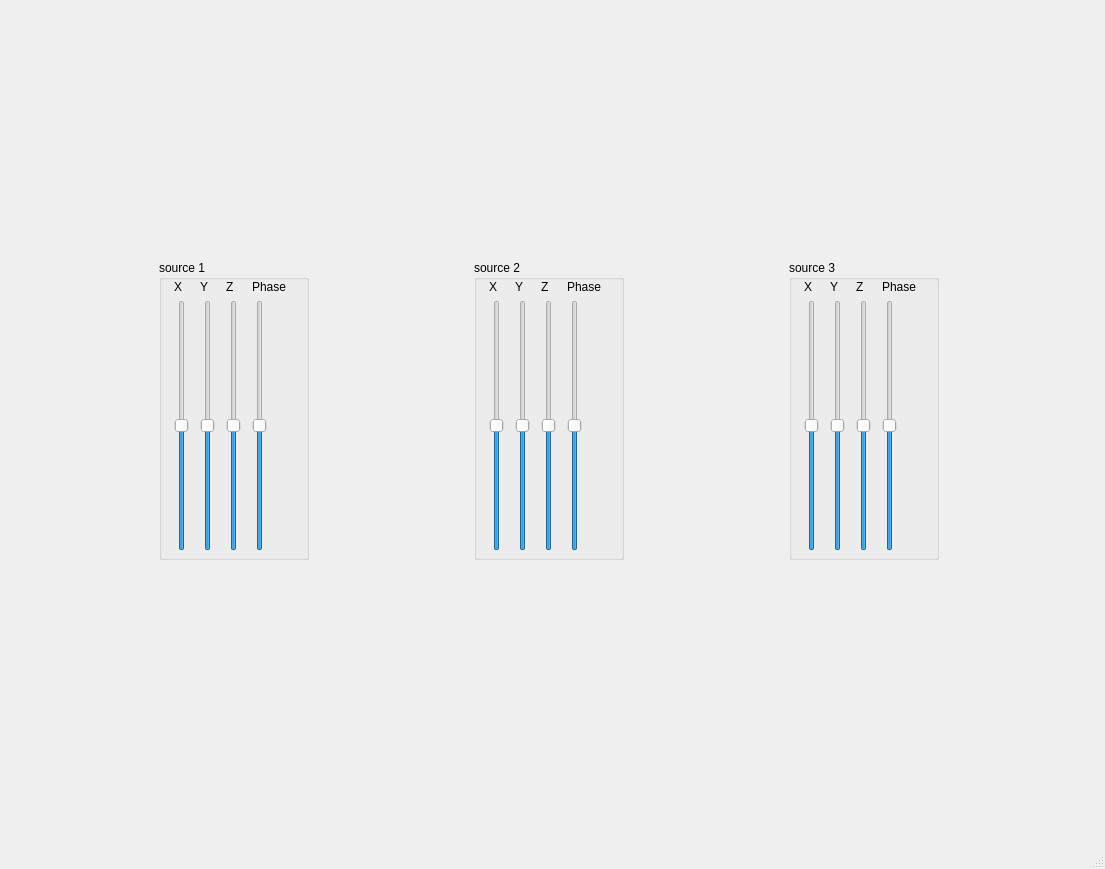
The window that main.ui (AlexTabur/interference) describes before a commit, drawn with Qt 5.
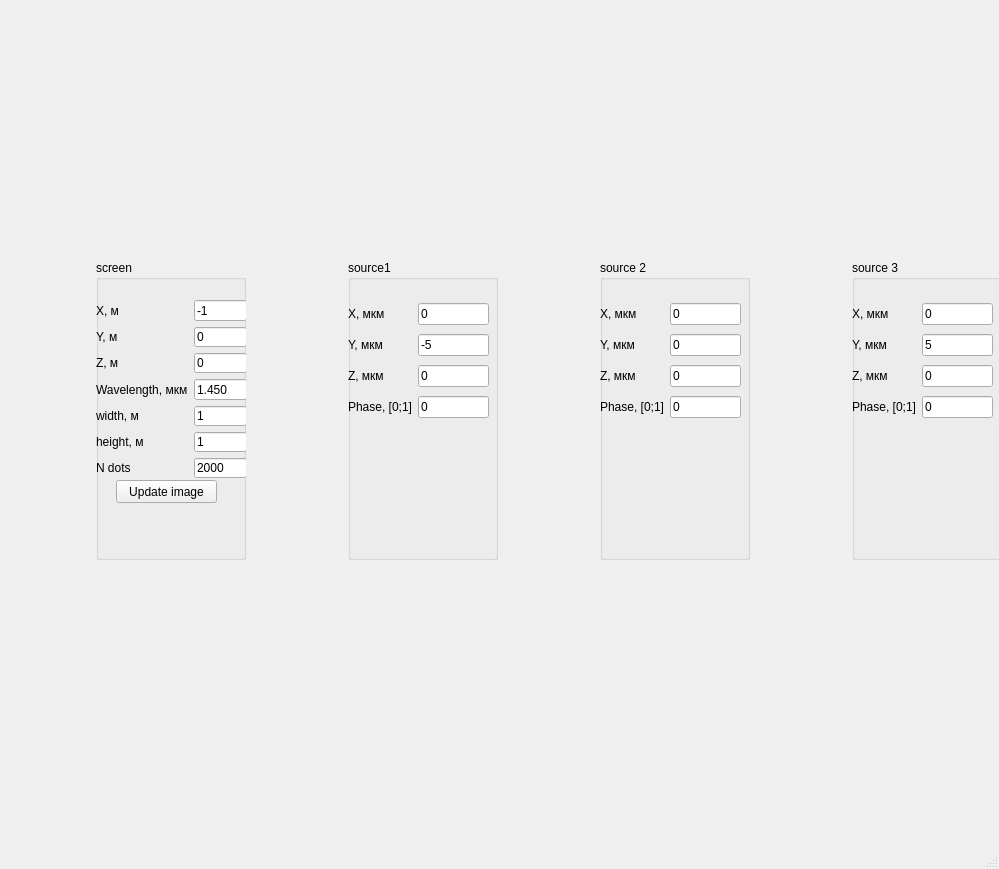
The same window after the commit.

The edit to the form file:
```diff
--- a/main.ui
+++ b/main.ui
@@ -6,7 +6,7 @@
    <rect>
     <x>0</x>
     <y>0</y>
-    <width>1105</width>
+    <width>999</width>
     <height>869</height>
    </rect>
   </property>
@@ -30,7 +30,7 @@
         <enum>QLayout::SetFixedSize</enum>
        </property>
        <item>
-        <widget class="QGroupBox" name="groupBox">
+        <widget class="QGroupBox" name="groupBox_4">
          <property name="sizePolicy">
           <sizepolicy hsizetype="Fixed" vsizetype="Fixed">
            <horstretch>0</horstretch>
@@ -44,133 +44,139 @@
           </size>
          </property>
          <property name="title">
-          <string>source 1</string>
+          <string>screen</string>
          </property>
-         <widget class="QWidget" name="horizontalLayoutWidget">
+         <widget class="QWidget" name="gridLayoutWidget">
           <property name="geometry">
            <rect>
-            <x>10</x>
-            <y>20</y>
-            <width>123</width>
-            <height>271</height>
+            <x>0</x>
+            <y>40</y>
+            <width>151</width>
+            <height>178</height>
            </rect>
           </property>
-          <layout class="QHBoxLayout" name="horizontalLayout">
-           <item>
-            <layout class="QVBoxLayout" name="verticalLayout">
-             <item>
+          <layout class="QGridLayout" name="gridLayout">
+           <item row="1" column="0">
+            <widget class="QLabel" name="label_2">
+             <property name="text">
+              <string>Y, м</string>
+             </property>
+            </widget>
+           </item>
+           <item row="0" column="0">
+            <widget class="QLabel" name="label_4">
+             <property name="text">
+              <string>X, м</string>
+             </property>
+            </widget>
+           </item>
+           <item row="1" column="1">
+            <widget class="QLineEdit" name="y0">
+             <property name="text">
+              <string>0</string>
+             </property>
+            </widget>
+           </item>
+           <item row="2" column="1">
+            <widget class="QLineEdit" name="z0">
+             <property name="text">
+              <string>0</string>
+             </property>
+            </widget>
+           </item>
+           <item row="2" column="0">
               <widget class="QLabel" name="label">
                <property name="text">
-                <string>X</string>
+              <string>Z, м</string>
                </property>
               </widget>
              </item>
-             <item>
-              <widget class="QSlider" name="x0">
-               <property name="minimum">
-                <number>-2000</number>
-               </property>
-               <property name="maximum">
-                <number>2000</number>
-               </property>
-               <property name="value">
-                <number>0</number>
-               </property>
-               <property name="orientation">
-                <enum>Qt::Vertical</enum>
-               </property>
-              </widget>
-             </item>
-            </layout>
-           </item>
-           <item>
-            <layout class="QVBoxLayout" name="verticalLayout_3">
-             <item>
+           <item row="3" column="1">
+            <widget class="QLineEdit" name="wavelength">
+             <property name="text">
+              <string>1.450</string>
+             </property>
+            </widget>
+           </item>
+           <item row="4" column="0">
               <widget class="QLabel" name="label_3">
                <property name="text">
-                <string>Y</string>
+              <string>width, м</string>
                </property>
               </widget>
              </item>
-             <item>
-              <widget class="QSlider" name="y0">
-               <property name="minimum">
-                <number>-2000</number>
-               </property>
-               <property name="maximum">
-                <number>2000</number>
-               </property>
-               <property name="value">
-                <number>0</number>
-               </property>
-               <property name="orientation">
-                <enum>Qt::Vertical</enum>
-               </property>
-              </widget>
-             </item>
-            </layout>
-           </item>
-           <item>
-            <layout class="QVBoxLayout" name="verticalLayout_4">
-             <item>
-              <widget class="QLabel" name="label_4">
+           <item row="6" column="0">
+            <widget class="QLabel" name="label_31">
+             <property name="text">
+              <string>N dots</string>
+             </property>
+            </widget>
+           </item>
+           <item row="0" column="1">
+            <widget class="QLineEdit" name="x0">
+             <property name="text">
+              <string>-1</string>
+             </property>
+            </widget>
+           </item>
+           <item row="3" column="0">
+            <widget class="QLabel" name="label_30">
+             <property name="text">
+              <string>Wavelength, мкм</string>
+             </property>
+            </widget>
+           </item>
+           <item row="4" column="1">
+            <widget class="QLineEdit" name="wh">
                <property name="text">
-                <string>Z</string>
+              <string>1</string>
                </property>
               </widget>
              </item>
-             <item>
-              <widget class="QSlider" name="z0">
-               <property name="minimum">
-                <number>-2000</number>
-               </property>
-               <property name="maximum">
-                <number>2000</number>
-               </property>
-               <property name="value">
-                <number>0</number>
-               </property>
-               <property name="orientation">
-                <enum>Qt::Vertical</enum>
-               </property>
-              </widget>
-             </item>
-            </layout>
-           </item>
-           <item>
-            <layout class="QVBoxLayout" name="verticalLayout_2">
-             <item>
-              <widget class="QLabel" name="label_2">
+           <item row="6" column="1">
+            <widget class="QLineEdit" name="ndots">
+             <property name="text">
+              <string>2000</string>
+             </property>
+            </widget>
+           </item>
+           <item row="5" column="0">
+            <widget class="QLabel" name="label_29">
                <property name="text">
-                <string>Phase</string>
+              <string>height, м</string>
                </property>
               </widget>
              </item>
-             <item>
-              <widget class="QSlider" name="p0">
-               <property name="minimum">
-                <number>-2000</number>
-               </property>
-               <property name="maximum">
-                <number>2000</number>
-               </property>
-               <property name="orientation">
-                <enum>Qt::Vertical</enum>
-               </property>
+           <item row="5" column="1">
+            <widget class="QLineEdit" name="wh_2">
+             <property name="text">
+              <string>1</string>
+             </property>
               </widget>
              </item>
             </layout>
-           </item>
-          </layout>
          </widget>
-        </widget>
+         <widget class="QPushButton" name="updateImage">
+          <property name="geometry">
+           <rect>
+            <x>20</x>
+            <y>220</y>
+            <width>101</width>
+            <height>23</height>
+           </rect>
+          </property>
+          <property name="text">
+           <string>Update image</string>
+          </property>
+         </widget>
+        </widget>
        </item>
        <item>
-        <widget class="QGroupBox" name="groupBox_2">
+        <widget class="QGroupBox" name="groupBox">
          <property name="sizePolicy">
           <sizepolicy hsizetype="Fixed" vsizetype="Fixed">
-           <horstretch>1</horstretch>
-           <verstretch>1</verstretch>
+           <horstretch>0</horstretch>
+           <verstretch>0</verstretch>
           </sizepolicy>
          </property>
          <property name="minimumSize">
@@ -180,116 +186,73 @@
           </size>
          </property>
          <property name="title">
-          <string>source 2</string>
+          <string>source1</string>
          </property>
-         <widget class="QWidget" name="horizontalLayoutWidget_3">
+         <widget class="QWidget" name="gridLayoutWidget_7">
           <property name="geometry">
            <rect>
-            <x>10</x>
-            <y>20</y>
-            <width>123</width>
-            <height>271</height>
+            <x>0</x>
+            <y>40</y>
+            <width>141</width>
+            <height>121</height>
            </rect>
           </property>
-          <layout class="QHBoxLayout" name="horizontalLayout_3">
-           <item>
-            <layout class="QVBoxLayout" name="verticalLayout_9">
-             <item>
-              <widget class="QLabel" name="label_9">
+          <layout class="QGridLayout" name="gridLayout_7">
+           <item row="1" column="0">
+            <widget class="QLabel" name="label_25">
                <property name="text">
-                <string>X</string>
+              <string>Y, мкм</string>
                </property>
               </widget>
              </item>
-             <item>
-              <widget class="QSlider" name="x1">
-               <property name="minimum">
-                <number>-2000</number>
-               </property>
-               <property name="maximum">
-                <number>2000</number>
-               </property>
-               <property name="orientation">
-                <enum>Qt::Vertical</enum>
-               </property>
-              </widget>
-             </item>
-            </layout>
-           </item>
-           <item>
-            <layout class="QVBoxLayout" name="verticalLayout_10">
-             <item>
-              <widget class="QLabel" name="label_10">
+           <item row="3" column="0">
+            <widget class="QLabel" name="label_26">
+             <property name="text">
+              <string>Phase, [0;1]</string>
+             </property>
+            </widget>
+           </item>
+           <item row="2" column="0">
+            <widget class="QLabel" name="label_27">
                <property name="text">
-                <string>Y</string>
+              <string>Z, мкм</string>
                </property>
               </widget>
              </item>
-             <item>
-              <widget class="QSlider" name="y1">
-               <property name="minimum">
-                <number>-2000</number>
-               </property>
-               <property name="maximum">
-                <number>2000</number>
-               </property>
-               <property name="value">
-                <number>0</number>
-               </property>
-               <property name="orientation">
-                <enum>Qt::Vertical</enum>
-               </property>
-              </widget>
-             </item>
-            </layout>
-           </item>
-           <item>
-            <layout class="QVBoxLayout" name="verticalLayout_11">
-             <item>
-              <widget class="QLabel" name="label_11">
+           <item row="0" column="0">
+            <widget class="QLabel" name="label_28">
+             <property name="text">
+              <string>X, мкм</string>
+             </property>
+            </widget>
+           </item>
+           <item row="2" column="1">
+            <widget class="QLineEdit" name="z1">
                <property name="text">
-                <string>Z</string>
+              <string>0</string>
                </property>
               </widget>
              </item>
-             <item>
-              <widget class="QSlider" name="z1">
-               <property name="minimum">
-                <number>-2000</number>
-               </property>
-               <property name="maximum">
-                <number>2000</number>
-               </property>
-               <property name="orientation">
-                <enum>Qt::Vertical</enum>
-               </property>
-              </widget>
-             </item>
-            </layout>
-           </item>
-           <item>
-            <layout class="QVBoxLayout" name="verticalLayout_12">
-             <item>
-              <widget class="QLabel" name="label_12">
+           <item row="1" column="1">
+            <widget class="QLineEdit" name="y1">
+             <property name="text">
+              <string>-5</string>
+             </property>
+            </widget>
+           </item>
+           <item row="0" column="1">
+            <widget class="QLineEdit" name="x1">
                <property name="text">
-                <string>Phase</string>
+              <string>0</string>
                </property>
               </widget>
              </item>
-             <item>
-              <widget class="QSlider" name="p1">
-               <property name="minimum">
-                <number>-2000</number>
-               </property>
-               <property name="maximum">
-                <number>2000</number>
-               </property>
-               <property name="orientation">
-                <enum>Qt::Vertical</enum>
-               </property>
-              </widget>
-             </item>
-            </layout>
+           <item row="3" column="1">
+            <widget class="QLineEdit" name="p1">
+             <property name="text">
+              <string>0</string>
+             </property>
+            </widget>
            </item>
           </layout>
          </widget>
@@ -310,116 +273,160 @@
           </size>
          </property>
          <property name="title">
+          <string>source 2</string>
+         </property>
+         <widget class="QWidget" name="gridLayoutWidget_5">
+          <property name="geometry">
+           <rect>
+            <x>0</x>
+            <y>40</y>
+            <width>141</width>
+            <height>121</height>
+           </rect>
+          </property>
+          <layout class="QGridLayout" name="gridLayout_5">
+           <item row="1" column="0">
+            <widget class="QLabel" name="label_17">
+             <property name="text">
+              <string>Y, мкм</string>
+             </property>
+            </widget>
+           </item>
+           <item row="3" column="0">
+            <widget class="QLabel" name="label_18">
+             <property name="text">
+              <string>Phase, [0;1]</string>
+             </property>
+            </widget>
+           </item>
+           <item row="2" column="0">
+            <widget class="QLabel" name="label_19">
+             <property name="text">
+              <string>Z, мкм</string>
+             </property>
+            </widget>
+           </item>
+           <item row="0" column="0">
+            <widget class="QLabel" name="label_20">
+             <property name="text">
+              <string>X, мкм</string>
+             </property>
+            </widget>
+           </item>
+           <item row="2" column="1">
+            <widget class="QLineEdit" name="z2">
+             <property name="text">
+              <string>0</string>
+             </property>
+            </widget>
+           </item>
+           <item row="1" column="1">
+            <widget class="QLineEdit" name="y2">
+             <property name="text">
+              <string>0</string>
+             </property>
+            </widget>
+           </item>
+           <item row="0" column="1">
+            <widget class="QLineEdit" name="x2">
+             <property name="text">
+              <string>0</string>
+             </property>
+            </widget>
+           </item>
+           <item row="3" column="1">
+            <widget class="QLineEdit" name="p2">
+             <property name="text">
+              <string>0</string>
+             </property>
+            </widget>
+           </item>
+          </layout>
+         </widget>
+        </widget>
+       </item>
+       <item>
+        <widget class="QGroupBox" name="groupBox_2">
+         <property name="sizePolicy">
+          <sizepolicy hsizetype="Fixed" vsizetype="Fixed">
+           <horstretch>0</horstretch>
+           <verstretch>0</verstretch>
+          </sizepolicy>
+         </property>
+         <property name="minimumSize">
+          <size>
+           <width>150</width>
+           <height>300</height>
+          </size>
+         </property>
+         <property name="title">
           <string>source 3</string>
          </property>
-         <widget class="QWidget" name="horizontalLayoutWidget_4">
+         <widget class="QWidget" name="gridLayoutWidget_4">
           <property name="geometry">
            <rect>
-            <x>10</x>
-            <y>20</y>
-            <width>123</width>
-            <height>271</height>
+            <x>0</x>
+            <y>40</y>
+            <width>141</width>
+            <height>121</height>
            </rect>
           </property>
-          <layout class="QHBoxLayout" name="horizontalLayout_4">
-           <item>
-            <layout class="QVBoxLayout" name="verticalLayout_13">
-             <item>
+          <layout class="QGridLayout" name="gridLayout_4">
+           <item row="1" column="0">
               <widget class="QLabel" name="label_13">
                <property name="text">
-                <string>X</string>
+              <string>Y, мкм</string>
                </property>
               </widget>
              </item>
-             <item>
-              <widget class="QSlider" name="x2">
-               <property name="minimum">
-                <number>-2000</number>
-               </property>
-               <property name="maximum">
-                <number>2000</number>
-               </property>
-               <property name="orientation">
-                <enum>Qt::Vertical</enum>
-               </property>
-              </widget>
-             </item>
-            </layout>
-           </item>
-           <item>
-            <layout class="QVBoxLayout" name="verticalLayout_14">
-             <item>
+           <item row="3" column="0">
               <widget class="QLabel" name="label_14">
                <property name="text">
-                <string>Y</string>
+              <string>Phase, [0;1]</string>
                </property>
               </widget>
              </item>
-             <item>
-              <widget class="QSlider" name="y2">
-               <property name="minimum">
-                <number>-2000</number>
-               </property>
-               <property name="maximum">
-                <number>2000</number>
-               </property>
-               <property name="orientation">
-                <enum>Qt::Vertical</enum>
-               </property>
-              </widget>
-             </item>
-            </layout>
-           </item>
-           <item>
-            <layout class="QVBoxLayout" name="verticalLayout_15">
-             <item>
+           <item row="2" column="0">
               <widget class="QLabel" name="label_15">
                <property name="text">
-                <string>Z</string>
+              <string>Z, мкм</string>
                </property>
               </widget>
              </item>
-             <item>
-              <widget class="QSlider" name="z2">
-               <property name="minimum">
-                <number>-2000</number>
-               </property>
-               <property name="maximum">
-                <number>2000</number>
-               </property>
-               <property name="value">
-                <number>0</number>
-               </property>
-               <property name="orientation">
-                <enum>Qt::Vertical</enum>
-               </property>
-              </widget>
-             </item>
-            </layout>
-           </item>
-           <item>
-            <layout class="QVBoxLayout" name="verticalLayout_16">
-             <item>
+           <item row="0" column="0">
               <widget class="QLabel" name="label_16">
                <property name="text">
-                <string>Phase</string>
+              <string>X, мкм</string>
                </property>
               </widget>
              </item>
-             <item>
-              <widget class="QSlider" name="p2">
-               <property name="minimum">
-                <number>-2000</number>
-               </property>
-               <property name="maximum">
-                <number>2000</number>
-               </property>
-               <property name="orientation">
-                <enum>Qt::Vertical</enum>
+           <item row="2" column="1">
+            <widget class="QLineEdit" name="z3">
+             <property name="text">
+              <string>0</string>
+             </property>
+            </widget>
+           </item>
+           <item row="1" column="1">
+            <widget class="QLineEdit" name="y3">
+             <property name="text">
+              <string>5</string>
+             </property>
+            </widget>
+           </item>
+           <item row="0" column="1">
+            <widget class="QLineEdit" name="x3">
+             <property name="text">
+              <string>0</string>
                </property>
               </widget>
              </item>
-            </layout>
+           <item row="3" column="1">
+            <widget class="QLineEdit" name="p3">
+             <property name="text">
+              <string>0</string>
+             </property>
+            </widget>
            </item>
           </layout>
          </widget>
```
Left out of the diff: 2 changed lines with no effect on the pictures. Lines whose indentation alone changed are shown as unchanged.
